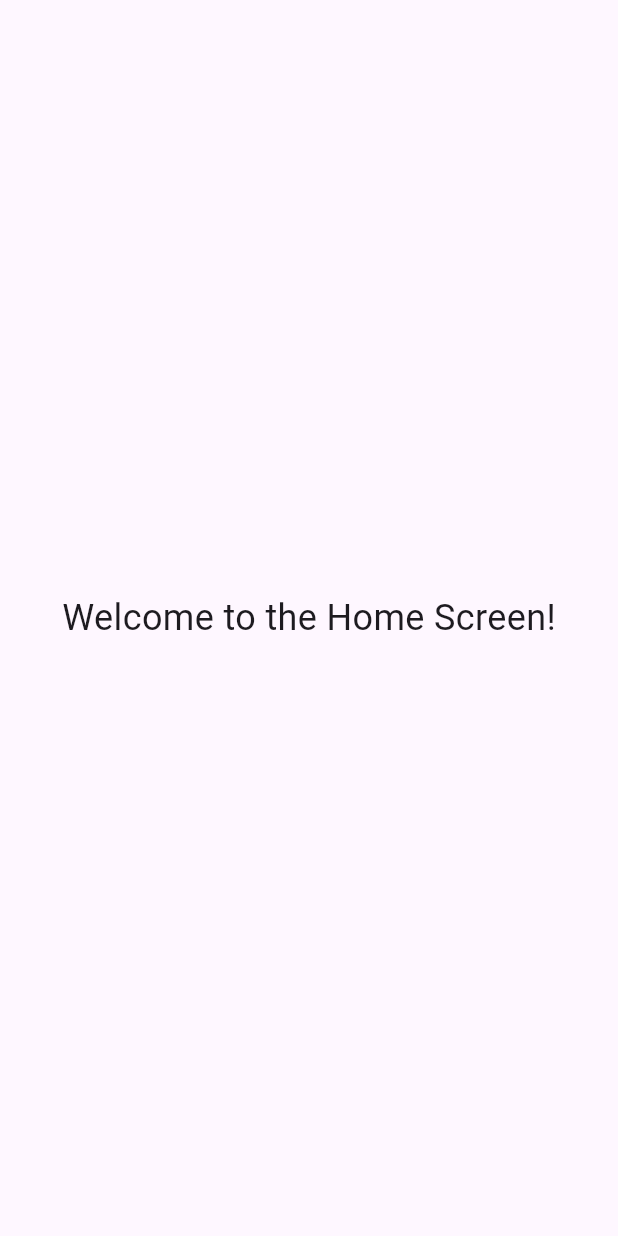
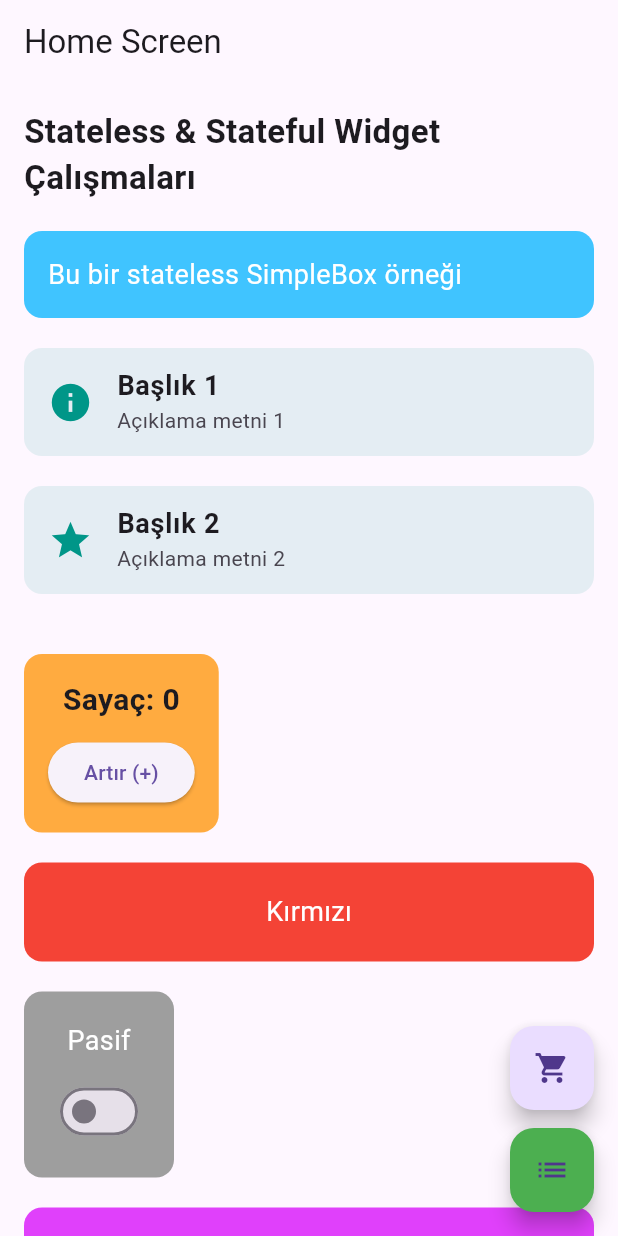
Before and after one commit to EmreMert2000/dev-knowledge-hub, a Flutter app: the screen it shows after launch, on a phone screen of 412 x 824 dp. Run offline on Flutter 3.47's test engine with Material 3 defaults, Android fonts, the light colour scheme and no system bars; our stand-ins replace cloud_firestore, firebase_auth, firebase_core, firebase_storage; accounts and stored records are empty.

Commit message:
Flutter Learning with AI it can be coding dart and knowledge artchitures, data sctures UI Files

```diff
--- a/Mobile/flutteroadmap/lib/BasicFlutter/HomeScreen.dart
+++ /dev/null
@@ -1,16 +0,0 @@
-import 'package:flutter/material.dart';
-
-void main() {
-  runApp(const HomeScreen());
-}
-
-class HomeScreen extends StatelessWidget {
-  const HomeScreen({super.key});
-  @override
-  Widget build(BuildContext context) {
-    return Scaffold(
-      appBar: AppBar(title: const Text('Home Screen')),
-      body: const Center(child: Text('Welcome to the Home Screen!')),
-    );
-  }
-}
--- a/Mobile/flutteroadmap/lib/BasicFlutter/SturctureControl.dart
+++ b/Mobile/flutteroadmap/lib/BasicFlutter/SturctureControl.dart
@@ -1,7 +1,7 @@
 //State instate stful widgets
 // ignore_for_file: unused_local_variable
 import 'package:flutter/material.dart';
-import 'package:flutteroadmap/BasicFlutter/HomeScreen.dart';
+import 'package:flutteroadmap/BasicUI/HomeScreen.dart';
 
 void main() {
   runApp(const MyApp());
--- /dev/null
+++ b/Mobile/flutteroadmap/lib/BasicUI/HomeScreen.dart
@@ -0,0 +1,92 @@
+import 'package:flutter/material.dart';
+import 'package:flutteroadmap/BasicWidgets/StatefullWidget.dart';
+import 'package:flutteroadmap/BasicWidgets/StatelessWidget.dart';
+import 'package:flutteroadmap/BasicUI/ProductScreen.dart';
+import 'package:flutteroadmap/BasicUI/ListScreen.dart';
+
+class HomeScreen extends StatelessWidget {
+  const HomeScreen({super.key});
+
+  @override
+  Widget build(BuildContext context) {
+    return Scaffold(
+      appBar: AppBar(title: const Text("Home Screen")),
+      body: SingleChildScrollView(
+        padding: const EdgeInsets.all(16),
+        child: Column(
+          crossAxisAlignment: CrossAxisAlignment.start,
+          children: const [
+            Text(
+              "Stateless & Stateful Widget Çalışmaları",
+              style: TextStyle(fontSize: 22, fontWeight: FontWeight.bold),
+            ),
+
+            SizedBox(height: 20),
+
+            // ---------- Stateless Widget Examples ----------
+            SimpleBox(text: "Bu bir stateless SimpleBox örneği"),
+            SizedBox(height: 20),
+
+            InfoTile(
+              title: "Başlık 1",
+              subtitle: "Açıklama metni 1",
+              icon: Icons.info,
+            ),
+            SizedBox(height: 20),
+
+            InfoTile(
+              title: "Başlık 2",
+              subtitle: "Açıklama metni 2",
+              icon: Icons.star,
+            ),
+
+            SizedBox(height: 40),
+
+            // ---------- Stateful Widget Examples ----------
+            CounterBox(),
+            SizedBox(height: 20),
+
+            ColorChangerBox(),
+            SizedBox(height: 20),
+
+            ToggleBox(),
+            SizedBox(height: 20),
+
+            SliderBox(),
+          ],
+        ),
+      ),
+
+      // ---------- Navigation Buttons ----------
+      floatingActionButton: Column(
+        mainAxisAlignment: MainAxisAlignment.end,
+        children: [
+          FloatingActionButton(
+            heroTag: "product_btn",
+            onPressed: () {
+              Navigator.push(
+                context,
+                MaterialPageRoute(builder: (_) => const ProductScreen()),
+              );
+            },
+            child: const Icon(Icons.shopping_cart),
+          ),
+
+          const SizedBox(height: 12),
+
+          FloatingActionButton(
+            heroTag: "list_btn",
+            backgroundColor: Colors.green,
+            onPressed: () {
+              Navigator.push(
+                context,
+                MaterialPageRoute(builder: (_) => const ListScreen()),
+              );
+            },
+            child: const Icon(Icons.list),
+          ),
+        ],
+      ),
+    );
+  }
+}
--- a/Mobile/flutteroadmap/lib/BasicWidgets/ButtonWidget.dart
+++ b/Mobile/flutteroadmap/lib/BasicWidgets/ButtonWidget.dart
@@ -21,7 +21,7 @@ class ButtonWidget extends StatelessWidget {
       onPressed: onPressed,
       style: ElevatedButton.styleFrom(shadowColor: color),
       child: Text(
-        text,
+        "selam",
         style: TextStyle(fontSize: fontSize, color: Colors.white),
       ),
     );
--- /dev/null
+++ b/Mobile/flutteroadmap/lib/BasicWidgets/CounterTime.dart
@@ -0,0 +1,42 @@
+import 'package:flutter/material.dart';
+
+class CounterBox extends StatefulWidget {
+  const CounterBox({super.key});
+
+  @override
+  State<CounterBox> createState() => _CounterBoxState();
+}
+
+class _CounterBoxState extends State<CounterBox> {
+  int count = 0; // Değişen state
+
+  @override
+  Widget build(BuildContext context) {
+    return Container(
+      padding: const EdgeInsets.all(20),
+      decoration: BoxDecoration(
+        color: Colors.orangeAccent,
+        borderRadius: BorderRadius.circular(12),
+      ),
+      child: Column(
+        mainAxisSize: MainAxisSize.min,
+        children: [
+          Text(
+            "Sayaç: $count",
+            style: const TextStyle(fontSize: 20, fontWeight: FontWeight.bold),
+          ),
+          const SizedBox(height: 10),
+
+          ElevatedButton(
+            onPressed: () {
+              setState(() {
+                count++;
+              });
+            },
+            child: const Text("Artır (+)"),
+          ),
+        ],
+      ),
+    );
+  }
+}
--- /dev/null
+++ b/Mobile/flutteroadmap/lib/BasicWidgets/StatefullWidget.dart
@@ -0,0 +1,153 @@
+import 'package:flutter/material.dart';
+
+// ------------------------------------------------------------
+// 1) COUNTER BOX (STATEFUL)
+// ------------------------------------------------------------
+class CounterBox extends StatefulWidget {
+  const CounterBox({super.key});
+
+  @override
+  State<CounterBox> createState() => _CounterBoxState();
+}
+
+class _CounterBoxState extends State<CounterBox> {
+  int count = 0;
+
+  @override
+  Widget build(BuildContext context) {
+    return Container(
+      padding: const EdgeInsets.all(16),
+      decoration: BoxDecoration(
+        color: Colors.orangeAccent,
+        borderRadius: BorderRadius.circular(12),
+      ),
+      child: Column(
+        mainAxisSize: MainAxisSize.min,
+        children: [
+          Text(
+            "Sayaç: $count",
+            style: const TextStyle(fontSize: 20, fontWeight: FontWeight.bold),
+          ),
+          const SizedBox(height: 10),
+          ElevatedButton(
+            onPressed: () => setState(() => count++),
+            child: const Text("Artır (+)"),
+          ),
+        ],
+      ),
+    );
+  }
+}
+
+// ------------------------------------------------------------
+// 2) COLOR CHANGER BOX (STATEFUL)
+// ------------------------------------------------------------
+class ColorChangerBox extends StatefulWidget {
+  const ColorChangerBox({super.key});
+
+  @override
+  State<ColorChangerBox> createState() => _ColorChangerBoxState();
+}
+
+class _ColorChangerBoxState extends State<ColorChangerBox> {
+  bool isRed = true;
+
+  @override
+  Widget build(BuildContext context) {
+    return GestureDetector(
+      onTap: () => setState(() => isRed = !isRed),
+      child: AnimatedContainer(
+        duration: const Duration(milliseconds: 300),
+        width: double.infinity,
+        padding: const EdgeInsets.all(20),
+        decoration: BoxDecoration(
+          color: isRed ? Colors.red : Colors.green,
+          borderRadius: BorderRadius.circular(12),
+        ),
+        child: Center(
+          child: Text(
+            isRed ? "Kırmızı" : "Yeşil",
+            style: const TextStyle(color: Colors.white, fontSize: 18),
+          ),
+        ),
+      ),
+    );
+  }
+}
+
+// ------------------------------------------------------------
+// 3) TOGGLE BOX (STATEFUL)
+// ------------------------------------------------------------
+class ToggleBox extends StatefulWidget {
+  const ToggleBox({super.key});
+
+  @override
+  State<ToggleBox> createState() => _ToggleBoxState();
+}
+
+class _ToggleBoxState extends State<ToggleBox> {
+  bool isActive = false;
+
+  @override
+  Widget build(BuildContext context) {
+    return Container(
+      padding: const EdgeInsets.all(20),
+      decoration: BoxDecoration(
+        color: isActive ? Colors.blue : Colors.grey,
+        borderRadius: BorderRadius.circular(12),
+      ),
+      child: Column(
+        children: [
+          Text(
+            isActive ? "Aktif" : "Pasif",
+            style: const TextStyle(color: Colors.white, fontSize: 18),
+          ),
+          const SizedBox(height: 10),
+          Switch(
+            value: isActive,
+            onChanged: (val) => setState(() => isActive = val),
+          ),
+        ],
+      ),
+    );
+  }
+}
+
+// ------------------------------------------------------------
+// 4) SLIDER BOX (STATEFUL)
+// ------------------------------------------------------------
+class SliderBox extends StatefulWidget {
+  const SliderBox({super.key});
+
+  @override
+  State<SliderBox> createState() => _SliderBoxState();
+}
+
+class _SliderBoxState extends State<SliderBox> {
+  double value = 50;
+
+  @override
+  Widget build(BuildContext context) {
+    return Container(
+      padding: const EdgeInsets.all(20),
+      decoration: BoxDecoration(
+        color: Colors.purpleAccent,
+        borderRadius: BorderRadius.circular(12),
+      ),
+      child: Column(
+        children: [
+          Text(
+            "Değer: ${value.toInt()}",
+            style: const TextStyle(color: Colors.white, fontSize: 18),
+          ),
+          Slider(
+            min: 0,
+            max: 100,
+            value: value,
+            onChanged: (newVal) => setState(() => value = newVal),
+          ),
+        ],
+      ),
+    );
+  }
+}
--- /dev/null
+++ b/Mobile/flutteroadmap/lib/BasicWidgets/StatelessWidget.dart
@@ -0,0 +1,80 @@
+import 'package:flutter/material.dart';
+
+// ------------------------------------------------------------
+// 6) SIMPLE BOX (STATELESS)
+// ------------------------------------------------------------
+class SimpleBox extends StatelessWidget {
+  final String text;
+
+  const SimpleBox({super.key, required this.text});
+
+  @override
+  Widget build(BuildContext context) {
+    return Container(
+      width: double.infinity,
+      padding: const EdgeInsets.all(16),
+      decoration: BoxDecoration(
+        color: Colors.lightBlueAccent,
+        borderRadius: BorderRadius.circular(12),
+      ),
+      child: Text(
+        text,
+        style: const TextStyle(fontSize: 18, color: Colors.white),
+      ),
+    );
+  }
+}
+
+// ------------------------------------------------------------
+// 7) ICON TITLE ROW (STATELESS)
+// ------------------------------------------------------------
+class IconTitleRow extends StatelessWidget {
+  final IconData icon;
+  final String title;
+
+  const IconTitleRow({super.key, required this.icon, required this.title});
+
+  @override
+  Widget build(BuildContext context) {
+    return Row(
+      children: [
+        Icon(icon, size: 30, color: Colors.deepPurple),
+        const SizedBox(width: 10),
+        Text(
+          title,
+          style: const TextStyle(fontSize: 18, fontWeight: FontWeight.w600),
+        ),
+      ],
+    );
+  }
+}
+
+// ------------------------------------------------------------
+// 8) INFO TILE (STATELESS)
+// ------------------------------------------------------------
+class InfoTile extends StatelessWidget {
+  final String title;
+  final String subtitle;
+  final IconData icon;
+
+  const InfoTile({
+    super.key,
+    required this.title,
+    required this.subtitle,
+    required this.icon,
+  });
+
+  @override
+  Widget build(BuildContext context) {
+    return ListTile(
+      leading: Icon(icon, size: 30, color: Colors.teal),
+      title: Text(
+        title,
+        style: const TextStyle(fontSize: 18, fontWeight: FontWeight.bold),
+      ),
+      subtitle: Text(subtitle),
+      tileColor: Colors.teal.withOpacity(0.1),
+      shape: RoundedRectangleBorder(borderRadius: BorderRadius.circular(12)),
+    );
+  }
+}
--- a/Mobile/flutteroadmap/lib/main.dart
+++ b/Mobile/flutteroadmap/lib/main.dart
@@ -1,51 +1,19 @@
-import 'dart:async';
-
 import 'package:flutter/material.dart';
 
+import 'package:flutteroadmap/BasicUI/HomeScreen.dart';
+
 void main() {
-  runApp(MyApplication());
+  runApp(const MyApp());
 }
 
-class MyApplication extends StatelessWidget {
+class MyApp extends StatelessWidget {
+  const MyApp({super.key});
+
   @override
   Widget build(BuildContext context) {
     return MaterialApp(
-      title: 'Splash Screen Demo',
-      theme: ThemeData(primarySwatch: Colors.blue),
-      home: HomeScreen(),
+      debugShowCheckedModeBanner: false,
+      home: const HomeScreen(),
     );
   }
 }
-
-class HomeScreen extends StatefulWidget {
-  @override
-  _HomeScreenState createState() => _HomeScreenState();
-}
-
-class _HomeScreenState extends State<HomeScreen> {
-  bool _isLoading = true;
-
-  @override
-  void initState() {
-    super.initState();
-    Timer(Duration(seconds: 3), () {
-      setState(() {
-        _isLoading = false;
-      });
-    });
-  }
-
-  @override
-  Widget build(BuildContext context) {
-    return Scaffold(
-      body: Center(
-        child: _isLoading
-            ? CircularProgressIndicator()
-            : Text(
-                'Welcome to the Home Screen!',
-                style: TextStyle(fontSize: 24),
-              ),
-      ),
-    );
-  }
-}
```
Also changed, not shown: Mobile/flutteroadmap/lib/BasicFlutter/Navigations.dart (deleted, +0 -119 lines), Mobile/flutteroadmap/lib/BasicUI/ListScreen.dart (added, +43 -0 lines), Mobile/flutteroadmap/lib/BasicUI/ProductScreen.dart (added, +45 -0 lines), Mobile/flutteroadmap/lib/BasicFlutter/ProductScreen.dart (added), 2 other files.
